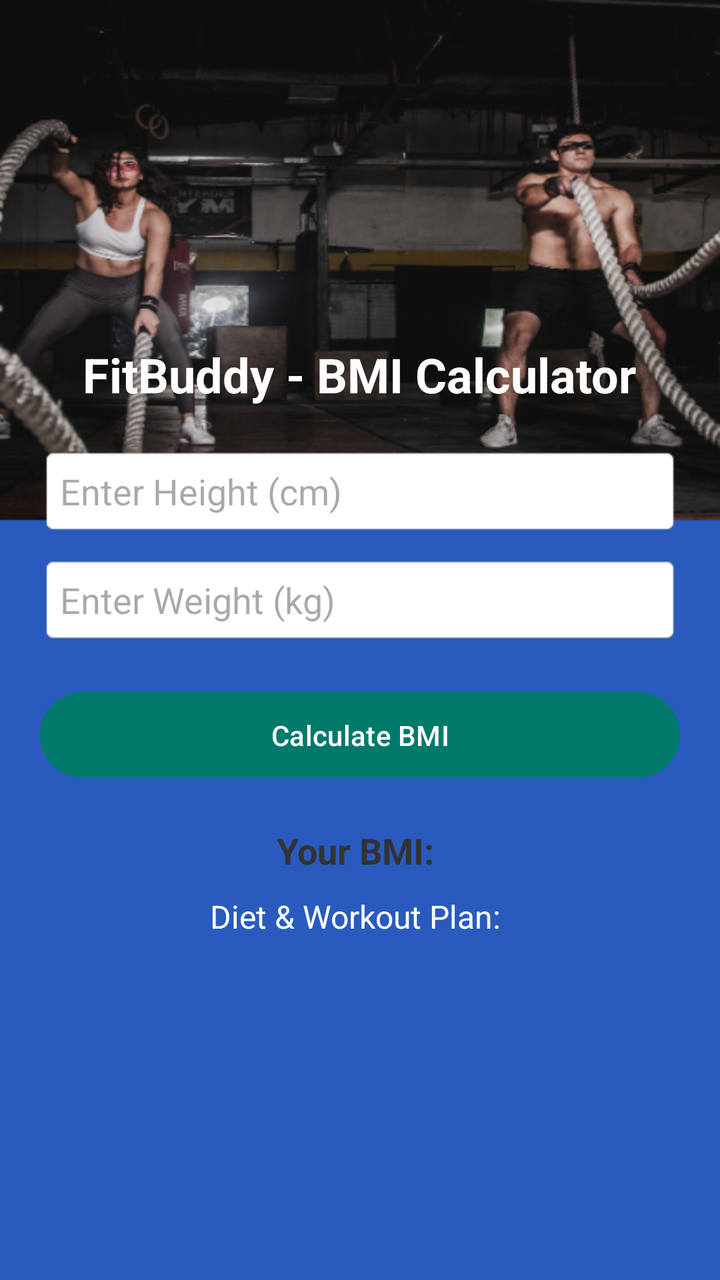
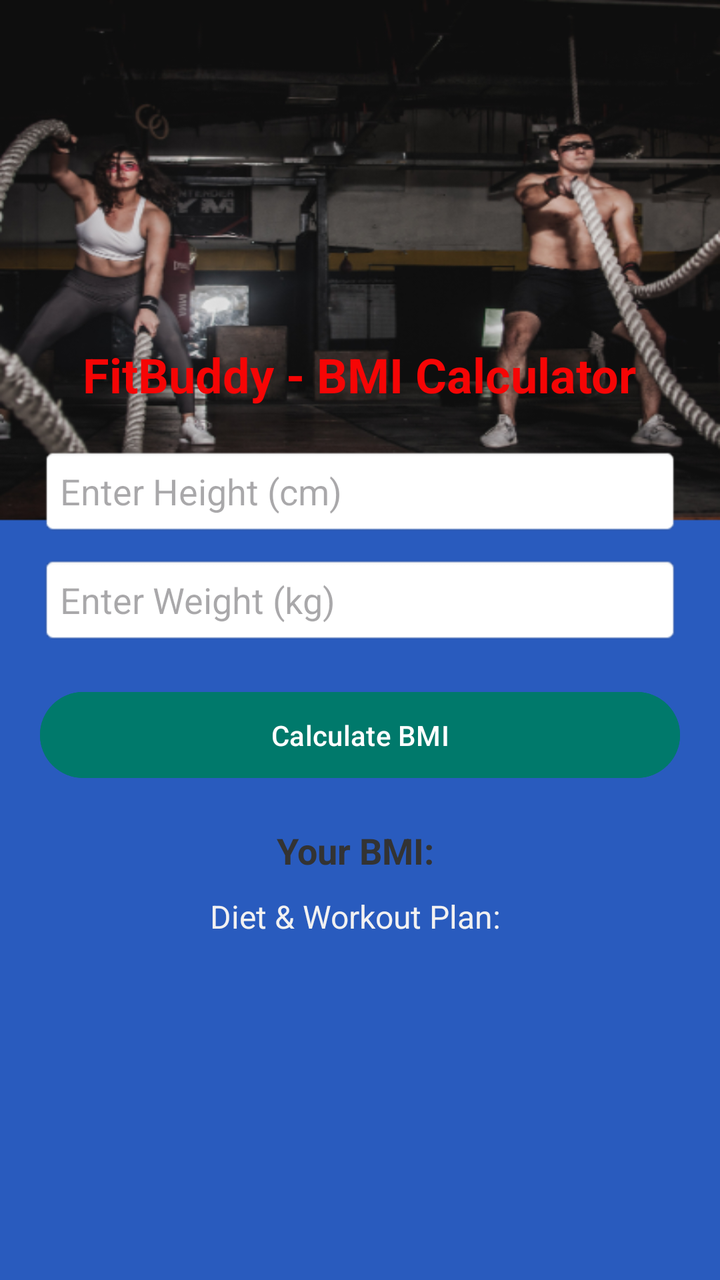

Two renders of the same Android screen: before a commit and after it. Below are the layout's source before the change and the commit's diff.
<!-- AndroidManifest.xml: application theme Theme.FITBUDDY -->
<!-- res/layout/home.xml -->
<?xml version="1.0" encoding="utf-8"?>
<LinearLayout xmlns:android="http://schemas.android.com/apk/res/android"
    android:layout_width="match_parent"
    android:layout_height="match_parent"
    android:orientation="vertical"
    android:padding="20dp"
    android:gravity="center"
    android:background="@drawable/home">

    <TextView
        android:layout_width="wrap_content"
        android:layout_height="wrap_content"
        android:text="FitBuddy - BMI Calculator"
        android:textSize="24sp"
        android:textStyle="bold"
        android:textColor="@color/white"
        android:layout_marginBottom="20dp"/>

    <EditText
        android:id="@+id/editHeight"
        android:layout_width="match_parent"
        android:layout_height="wrap_content"
        android:hint="Enter Height (cm)"
        android:inputType="numberDecimal"
        android:padding="10dp"
        android:background="@android:drawable/editbox_background"/>

    <EditText
        android:id="@+id/editWeight"
        android:layout_width="match_parent"
        android:layout_height="wrap_content"
        android:hint="Enter Weight (kg)"
        android:inputType="numberDecimal"
        android:padding="10dp"
        android:background="@android:drawable/editbox_background"
        android:layout_marginTop="10dp"/>

    <Button
        android:id="@+id/btnCalculate"
        android:layout_width="match_parent"
        android:layout_height="wrap_content"
        android:text="Calculate BMI"
        android:backgroundTint="#00796B"
        android:textColor="#FFF"
        android:layout_marginTop="20dp"
        android:padding="12dp"/>

    <TextView
        android:id="@+id/textBMIResult"
        android:layout_width="wrap_content"
        android:layout_height="wrap_content"
        android:text="Your BMI: "
        android:textSize="18sp"
        android:textStyle="bold"
        android:textColor="#333"
        android:layout_marginTop="20dp"/>

    <TextView
        android:id="@+id/textPlan"
        android:layout_width="wrap_content"
        android:layout_height="wrap_content"
        android:text="Diet &amp; Workout Plan: "
        android:textSize="16sp"
        android:textColor="@color/white"
        android:layout_marginTop="10dp"/>
</LinearLayout>
<!-- resources referenced by this layout -->
<resources>
  <color name="white">#FFFFFFFF</color>
  <!-- drawable home: png bitmap (drawable, 190247 bytes) -->
  <style name="Theme.FITBUDDY" parent="Base.Theme.FITBUDDY" />
  <style name="Base.Theme.FITBUDDY" parent="Theme.Material3.DayNight.NoActionBar">
          
          
      </style>
</resources>

<!-- the commit's change to res/layout/home.xml (unified diff, before → after) -->
@@ -13,7 +13,7 @@
         android:text="FitBuddy - BMI Calculator"
         android:textSize="24sp"
         android:textStyle="bold"
-        android:textColor="@color/white"
+        android:textColor="@color/red"
         android:layout_marginBottom="20dp"/>
 
     <EditText
<!-- resource entries referenced after the edit -->
@@ -1,6 +1,7 @@
 <!-- resources referenced by this layout -->
 <resources>
-  <color name="white">#FFFFFFFF</color>
+  <color name="red">#F60505</color>
+  <color name="white">#F2F1F1</color>
   <!-- drawable home: png bitmap (drawable, 190247 bytes) -->
   <style name="Theme.FITBUDDY" parent="Base.Theme.FITBUDDY" />
   <style name="Base.Theme.FITBUDDY" parent="Theme.Material3.DayNight.NoActionBar">
